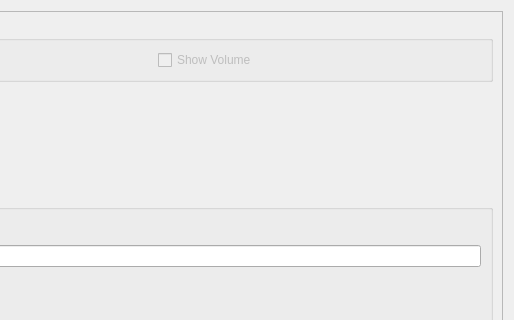
This is preferenceswindow.ui in KirillDubinkin/Errorise as Qt 5 draws it before an edit; both pictures show x 356 to 870 and y 0 to 320 of the 870 by 570 pixel window. The edited form follows.
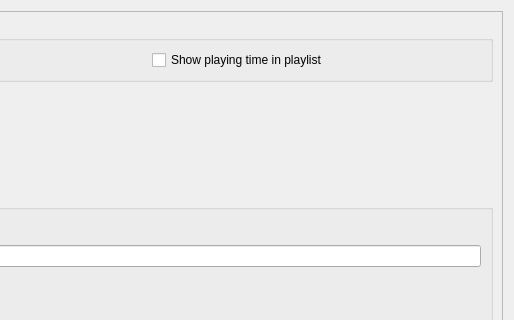
This is the edited form.

Commit message: In preferences window added 'Show playback time in playlist' checkbox. Optimized this function. Now, current track search just once, on playlist change.

Patch:
```diff
--- a/preferenceswindow.ui
+++ b/preferenceswindow.ui
@@ -103,12 +103,9 @@
                      </spacer>
                     </item>
                     <item>
-                     <widget class="QCheckBox" name="showVolume">
-                      <property name="enabled">
-                       <bool>false</bool>
-                      </property>
+                     <widget class="QCheckBox" name="showPlplayingTime">
                       <property name="text">
-                       <string>Show Volume</string>
+                       <string>Show playing time in playlist</string>
                       </property>
                      </widget>
                     </item>
```
The commit also changes 4 other files.
